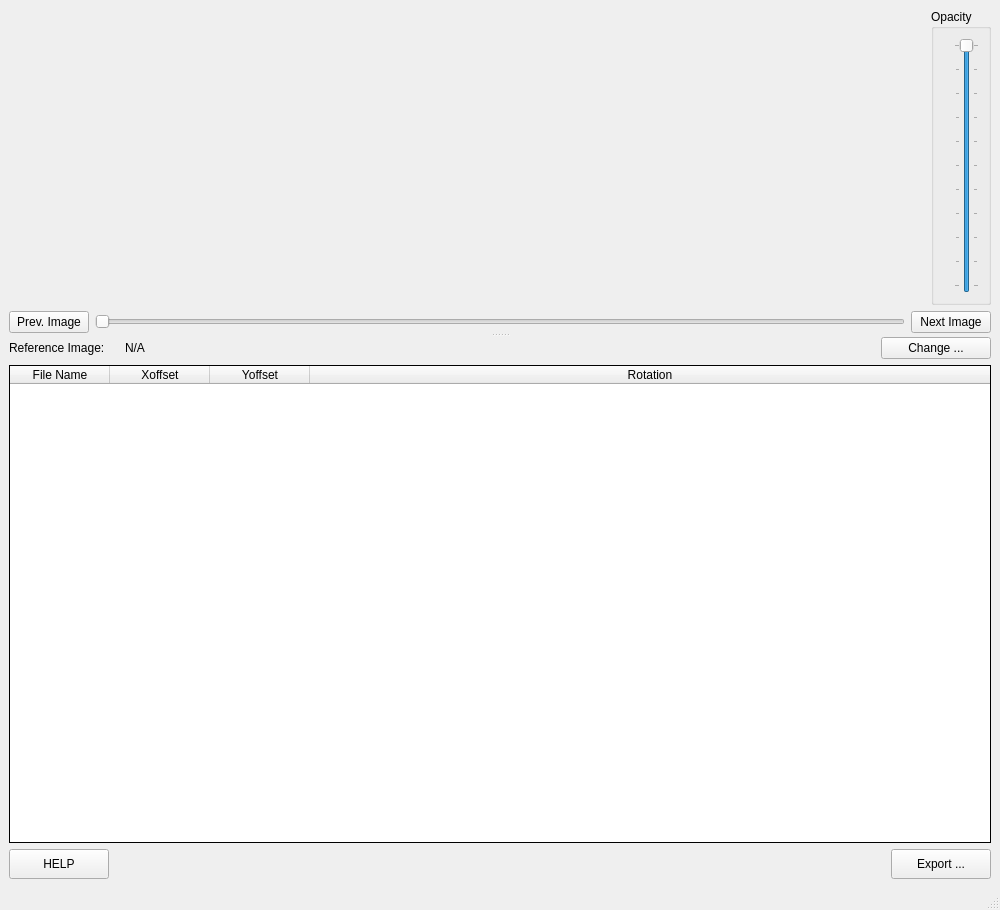
The window that ui/ui_registration.ui (neutronimaging/python_notebooks) describes before a commit, drawn with Qt 5.
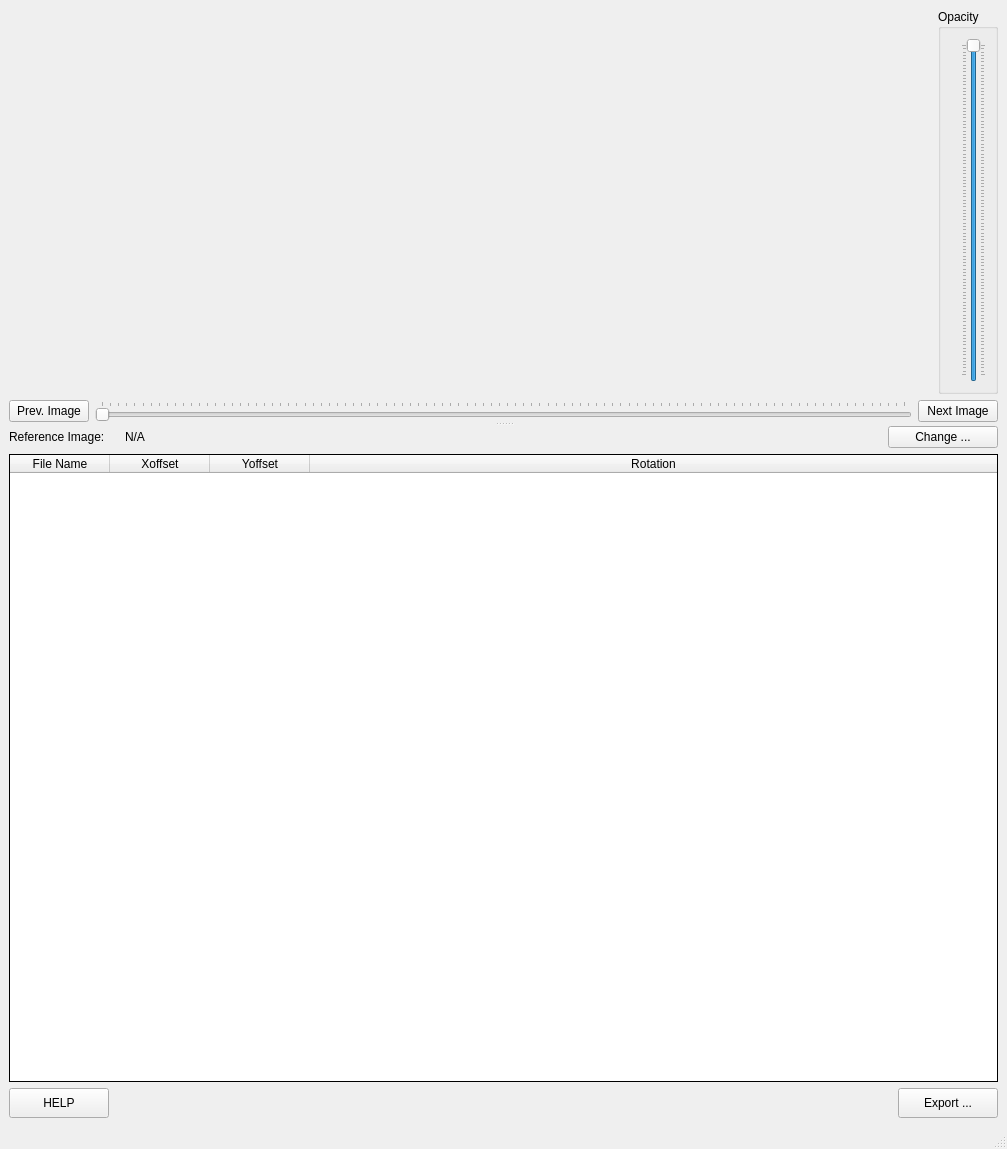
The same window after the commit.

Commit message: Files are display and slider and table works together

The edit to the form file:
```diff
--- a/ui/ui_registration.ui
+++ b/ui/ui_registration.ui
@@ -6,14 +6,14 @@
    <rect>
     <x>0</x>
     <y>0</y>
-    <width>1000</width>
-    <height>910</height>
+    <width>1007</width>
+    <height>1149</height>
    </rect>
   </property>
   <property name="minimumSize">
    <size>
     <width>0</width>
-    <height>500</height>
+    <height>300</height>
    </size>
   </property>
   <property name="windowTitle">
@@ -29,7 +29,7 @@
       <property name="orientation">
        <enum>Qt::Vertical</enum>
       </property>
-      <widget class="QWidget" name="">
+      <widget class="QWidget" name="layoutWidget">
        <layout class="QVBoxLayout" name="verticalLayout_2">
         <item>
          <layout class="QHBoxLayout" name="horizontalLayout_2">
@@ -119,6 +119,9 @@
             <property name="orientation">
              <enum>Qt::Horizontal</enum>
             </property>
+            <property name="tickPosition">
+             <enum>QSlider::TicksAbove</enum>
+            </property>
            </widget>
           </item>
           <item>
@@ -132,7 +135,7 @@
         </item>
        </layout>
       </widget>
-      <widget class="QWidget" name="">
+      <widget class="QWidget" name="layoutWidget">
        <layout class="QVBoxLayout" name="verticalLayout_3">
         <item>
          <layout class="QHBoxLayout" name="horizontalLayout_4">
```
Left out of the diff: 87 changed lines with no effect on the pictures. The commit also changes 3 other files.
